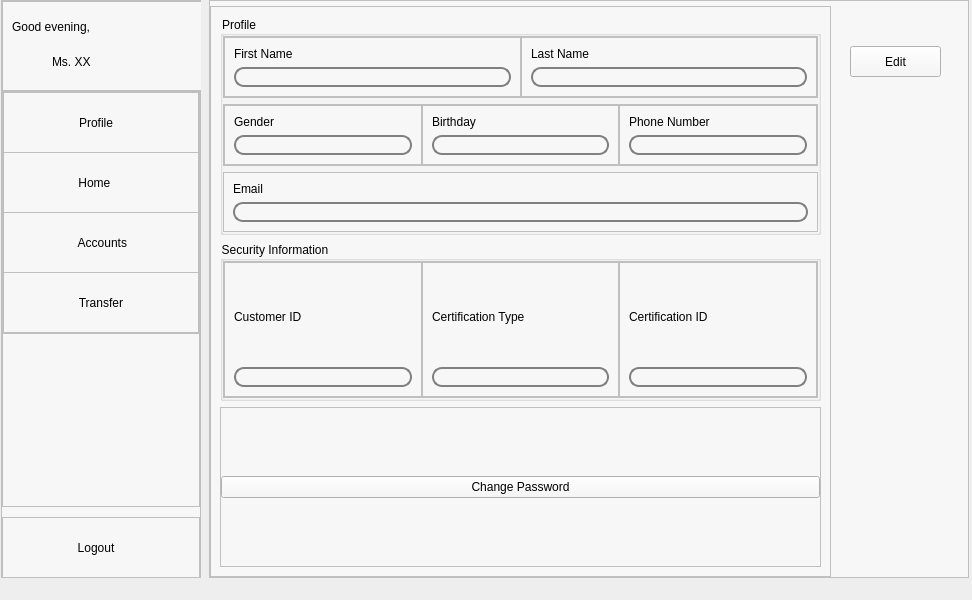
The window that p_main.ui (jiarui0000/COMP3278) describes before a commit, drawn with Qt 5.
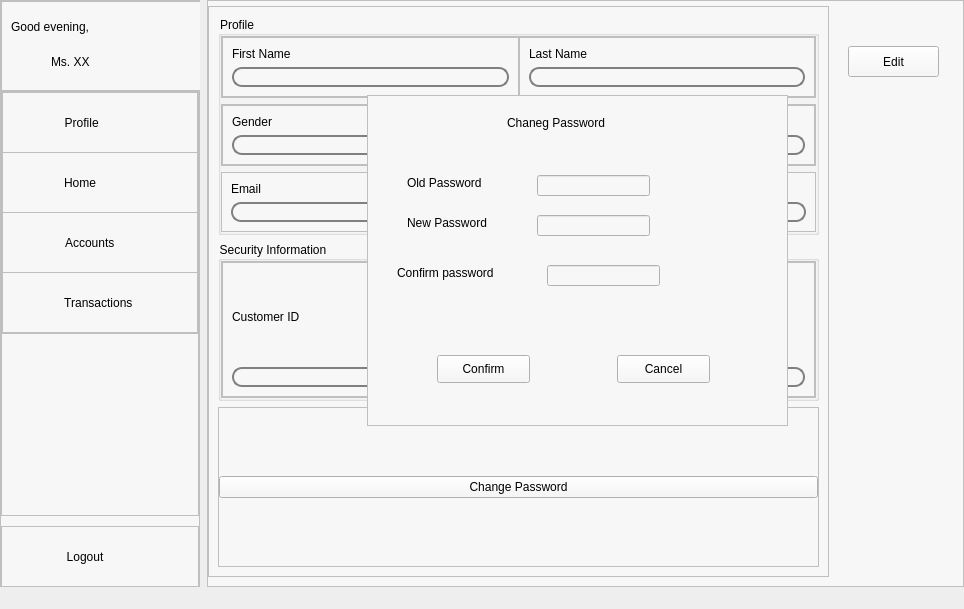
The same window after the commit. The open tabs and pages were chosen to show the change. Icons and pictures are not drawn.

```diff
--- a/p_main.ui
+++ b/p_main.ui
@@ -6,8 +6,8 @@
    <rect>
     <x>0</x>
     <y>0</y>
-    <width>972</width>
-    <height>600</height>
+    <width>964</width>
+    <height>609</height>
    </rect>
   </property>
   <property name="minimumSize">
@@ -209,13 +209,17 @@
 	
 	background-color: rgb(212, 212, 212);
 }
-QPushButton:checked{
+QPushButton#btn1{
 	
 	background-color: rgb(212, 212, 212);
+}
+
+QPushButton[level=&quot;1&quot;] {
+    color: green;
 }</string>
                </property>
                <property name="text">
-                <string> Profile    </string>
+                <string> Profile            </string>
                </property>
                <property name="icon">
                 <iconset>
@@ -288,7 +292,7 @@
 }</string>
                </property>
                <property name="text">
-                <string> Home     </string>
+                <string> Home             </string>
                </property>
                <property name="icon">
                 <iconset>
@@ -358,10 +362,14 @@
 QPushButton:hover{
 	
 	background-color: rgb(212, 212, 212);
+}
+QPushButton#btn1{
+	
+	background-color: rgb(212, 212, 212);
 }</string>
                </property>
                <property name="text">
-                <string> Accounts</string>
+                <string> Accounts       </string>
                </property>
                <property name="icon">
                 <iconset>
@@ -434,7 +442,7 @@
 }</string>
                </property>
                <property name="text">
-                <string> Transfer </string>
+                <string>Transactions </string>
                </property>
                <property name="icon">
                 <iconset>
@@ -520,7 +528,7 @@
 }</string>
             </property>
             <property name="text">
-             <string>Logout   </string>
+             <string>Logout         </string>
             </property>
             <property name="icon">
              <iconset>
@@ -992,6 +1000,139 @@
             <string>Edit</string>
            </property>
           </widget>
+          <widget class="QFrame" name="frame_pwd">
+           <property name="geometry">
+            <rect>
+             <x>159</x>
+             <y>89</y>
+             <width>421</width>
+             <height>331</height>
+            </rect>
+           </property>
+           <property name="frameShape">
+            <enum>QFrame::StyledPanel</enum>
+           </property>
+           <property name="frameShadow">
+            <enum>QFrame::Raised</enum>
+           </property>
+           <widget class="QLabel" name="label_19">
+            <property name="geometry">
+             <rect>
+              <x>140</x>
+              <y>20</y>
+              <width>181</width>
+              <height>16</height>
+             </rect>
+            </property>
+            <property name="text">
+             <string>Chaneg Password</string>
+            </property>
+           </widget>
+           <widget class="QLineEdit" name="lineEdit_p1">
+            <property name="geometry">
+             <rect>
+              <x>170</x>
+              <y>80</y>
+              <width>113</width>
+              <height>21</height>
+             </rect>
+            </property>
+            <property name="echoMode">
+             <enum>QLineEdit::Password</enum>
+            </property>
+           </widget>
+           <widget class="QLineEdit" name="lineEdit_p2">
+            <property name="geometry">
+             <rect>
+              <x>170</x>
+              <y>120</y>
+              <width>113</width>
+              <height>21</height>
+             </rect>
+            </property>
+            <property name="echoMode">
+             <enum>QLineEdit::Password</enum>
+            </property>
+           </widget>
+           <widget class="QLineEdit" name="lineEdit_p3">
+            <property name="geometry">
+             <rect>
+              <x>180</x>
+              <y>170</y>
+              <width>113</width>
+              <height>21</height>
+             </rect>
+            </property>
+            <property name="echoMode">
+             <enum>QLineEdit::Password</enum>
+            </property>
+           </widget>
+           <widget class="QLabel" name="label_20">
+            <property name="geometry">
+             <rect>
+              <x>40</x>
+              <y>80</y>
+              <width>111</width>
+              <height>16</height>
+             </rect>
+            </property>
+            <property name="text">
+             <string>Old Password</string>
+            </property>
+           </widget>
+           <widget class="QLabel" name="label_21">
+            <property name="geometry">
+             <rect>
+              <x>40</x>
+              <y>120</y>
+              <width>121</width>
+              <height>16</height>
+             </rect>
+            </property>
+            <property name="text">
+             <string>New Password</string>
+            </property>
+           </widget>
+           <widget class="QLabel" name="label_22">
+            <property name="geometry">
+             <rect>
+              <x>30</x>
+              <y>170</y>
+              <width>141</width>
+              <height>16</height>
+             </rect>
+            </property>
+            <property name="text">
+             <string>Confirm password</string>
+            </property>
+           </widget>
+           <widget class="QPushButton" name="pushButton_confirmpwd">
+            <property name="geometry">
+             <rect>
+              <x>70</x>
+              <y>260</y>
+              <width>93</width>
+              <height>28</height>
+             </rect>
+            </property>
+            <property name="text">
+             <string>Confirm</string>
+            </property>
+           </widget>
+           <widget class="QPushButton" name="pushButton_cancelpwd">
+            <property name="geometry">
+             <rect>
+              <x>250</x>
+              <y>260</y>
+              <width>93</width>
+              <height>28</height>
+             </rect>
+            </property>
+            <property name="text">
+             <string>Cancel</string>
+            </property>
+           </widget>
+          </widget>
          </widget>
          <widget class="QWidget" name="page_home">
           <property name="sizePolicy">
```
Left out of the diff: 106 changed lines with no effect on the pictures.
